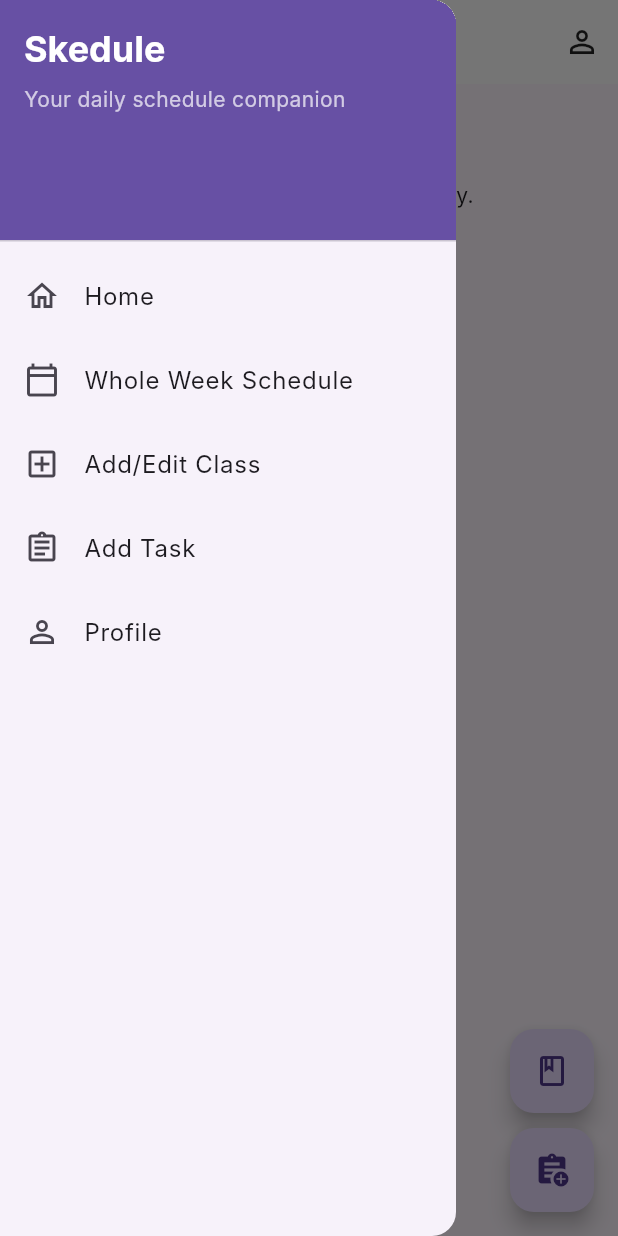
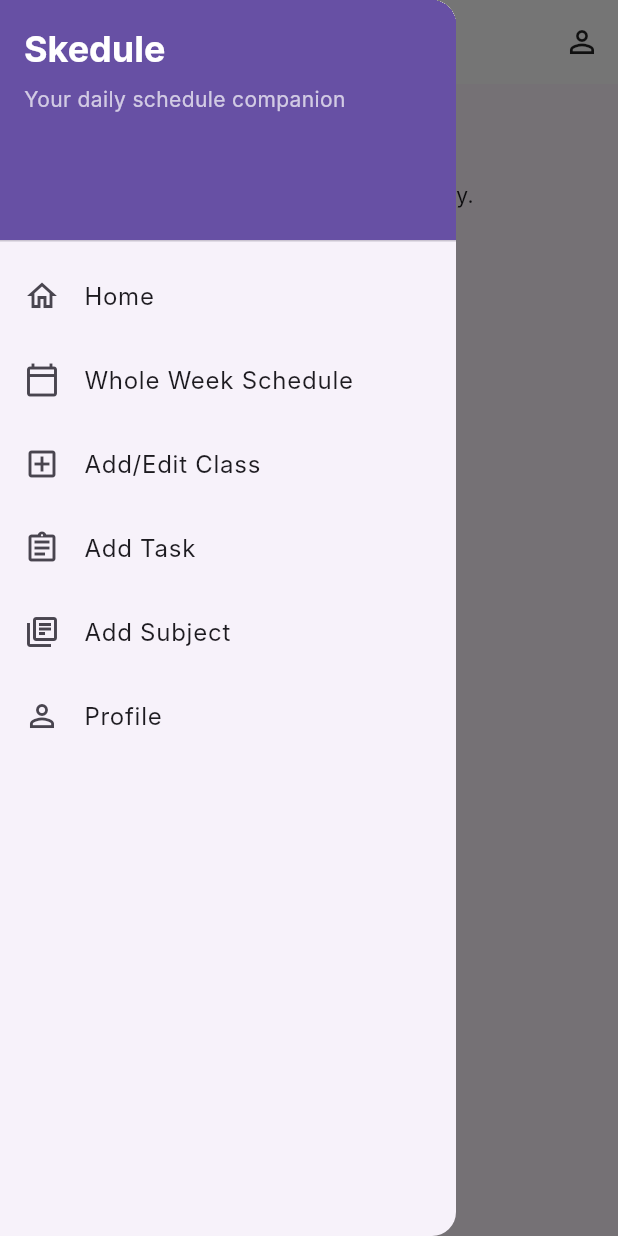
Before and after one commit to imanmysarah3108/skedule3, a Flutter app: the HomePage screen opened by its route, with the side drawer open, on a phone screen of 412 x 824 dp. Run offline on Flutter 3.47's test engine with Material 3 defaults, Android fonts, the phone set to English and light mode, and no system bars; our stand-ins replace supabase_flutter; accounts and stored records are empty; Roboto replaces fonts that are missing (Inter).

Commit message:
adding add_subject.dart

```diff
--- a/lib/homepage.dart
+++ b/lib/homepage.dart
@@ -1,6 +1,7 @@
 // --- Home Page ---
 import 'package:flutter/material.dart';
 import 'package:intl/intl.dart';
+import 'package:skedule3/SubFabButton.dart';
 import 'package:skedule3/main.dart';
 
 class HomePage extends StatefulWidget {
@@ -10,14 +11,45 @@ class HomePage extends StatefulWidget {
   State<HomePage> createState() => _HomePageState();
 }
 
-class _HomePageState extends State<HomePage> {
+class _HomePageState extends State<HomePage> with SingleTickerProviderStateMixin {
   late Future<List<Class>> _todayClassesFuture;
   late Future<List<Assignment>> _upcomingTasksFuture;
+
+  // For the custom FAB animation
+  late AnimationController _animationController;
+  late Animation<double> _expandAnimation;
+  bool _isFabExpanded = false;
 
   @override
   void initState() {
     super.initState();
     _fetchData();
+
+    _animationController = AnimationController(
+      vsync: this,
+      duration: const Duration(milliseconds: 200),
+    );
+    _expandAnimation = CurvedAnimation(
+      parent: _animationController,
+      curve: Curves.easeInOut,
+    );
+  }
+
+  @override
+  void dispose() {
+    _animationController.dispose();
+    super.dispose();
+  }
+
+  void _toggleFabExpansion() {
+    setState(() {
+      _isFabExpanded = !_isFabExpanded;
+      if (_isFabExpanded) {
+        _animationController.forward();
+      } else {
+        _animationController.reverse();
+      }
+    });
   }
 
   Future<void> _fetchData() async {
@@ -141,6 +173,14 @@ class _HomePageState extends State<HomePage> {
               onTap: () {
                 Navigator.pop(context);
                 Navigator.of(context).pushNamed('/add_task');
+              },
+            ),
+             ListTile(
+              leading: const Icon(Icons.library_books_outlined), // Icon for subject
+              title: const Text('Add Subject'), // New menu item for adding subject
+              onTap: () {
+                Navigator.pop(context);
+                Navigator.of(context).pushNamed('/add_subject');
               },
             ),
             ListTile(
@@ -292,7 +332,7 @@ class _HomePageState extends State<HomePage> {
                                   ),
                                 ),
                                 Text(
-                                  'Due: ${DateFormat('MMM dd, yyyy').format(task.dueDate)}',
+                                  'Due: ${DateFormat('MMM dd, yyyy').format(task.dueDate)}', // Corrected format for year
                                   style: Theme.of(context).textTheme.bodySmall?.copyWith(
                                         color: Colors.grey,
                                       ),
@@ -329,22 +369,66 @@ class _HomePageState extends State<HomePage> {
         ),
       ),
       floatingActionButton: Column(
-        mainAxisAlignment: MainAxisAlignment.end,
+        mainAxisSize: MainAxisSize.min, // Make column take minimum space
         children: [
+          // Sub-FABs, animated based on _isFabExpanded
+          AnimatedOpacity(
+            opacity: _isFabExpanded ? 1.0 : 0.0,
+            duration: const Duration(milliseconds: 200),
+            child: IgnorePointer( // Prevent taps when not visible
+              ignoring: !_isFabExpanded,
+              child: Column(
+                mainAxisSize: MainAxisSize.min,
+                children: [
+                  SubFabButton(
+                    icon: Icons.class_outlined,
+                    label: 'Add Class',
+                    onTap: () {
+                      _toggleFabExpansion(); // Close FABs
+                      Navigator.of(context).pushNamed('/add_edit_class');
+                    },
+                    backgroundColor: Theme.of(context).colorScheme.secondary,
+                    foregroundColor: Colors.white,
+                  ),
+                  const SizedBox(height: 10),
+                  SubFabButton(
+                    icon: Icons.library_books_outlined,
+                    label: 'Add Subject',
+                    onTap: () {
+                      _toggleFabExpansion(); // Close FABs
+                      Navigator.of(context).pushNamed('/add_subject');
+                    },
+                    backgroundColor: Theme.of(context).colorScheme.secondary,
+                    foregroundColor: Colors.white,
+                  ),
+                  const SizedBox(height: 10),
+                  SubFabButton(
+                    icon: Icons.assignment_add,
+                    label: 'Add Task',
+                    onTap: () {
+                      _toggleFabExpansion(); // Close FABs
+                      Navigator.of(context).pushNamed('/add_task');
+                    },
+                    backgroundColor: Theme.of(context).colorScheme.secondary,
+                    foregroundColor: Colors.white,
+                  ),
+                  const SizedBox(height: 10), // Space between last sub-FAB and main FAB
+                ],
+              ),
+            ),
+          ),
+          // Main FAB
           FloatingActionButton(
-            heroTag: 'addClass',
-            onPressed: () {
-              Navigator.of(context).pushNamed('/add_edit_class');
-            },
-            child: const Icon(Icons.class_outlined),
-          ),
-          const SizedBox(height: 10),
-          FloatingActionButton(
-            heroTag: 'addTask',
-            onPressed: () {
-              Navigator.of(context).pushNamed('/add_task');
-            },
-            child: const Icon(Icons.assignment_add),
+            onPressed: _toggleFabExpansion,
+            child: AnimatedBuilder(
+              animation: _animationController,
+              builder: (context, child) {
+                return Transform.rotate(
+                  angle: _animationController.value * 0.75 * 3.1415926535, // Rotate 135 degrees (0.75 * pi)
+                  child: Icon(_isFabExpanded ? Icons.close : Icons.add),
+                );
+              },
+            ),
           ),
         ],
       ),
--- a/lib/main.dart
+++ b/lib/main.dart
@@ -1,5 +1,6 @@
 // main.dart
 import 'package:flutter/material.dart';
+import 'package:skedule3/add_subject.dart';
 import 'package:skedule3/add_task.dart';
 import 'package:skedule3/edit_class.dart';
 import 'package:skedule3/homepage.dart';
@@ -164,6 +165,7 @@ void initState() {
         '/add_edit_class': (context) => const AddEditClassPage(),
         '/add_task': (context) => const AddTaskPage(),
         '/profile': (context) => const ProfilePage(),
+        '/add_subject': (context) => const AddSubjectPage(),
       },
     );
   }
--- a/pubspec.yaml
+++ b/pubspec.yaml
@@ -30,6 +30,7 @@ environment:
 dependencies:
   flutter:
     sdk: flutter
+  flutter_speed_dial: ^7.0.0
 
   # The following adds the Cupertino Icons font to your application.
   # Use with the CupertinoIcons class for iOS style icons.
```
Also changed, not shown: lib/SubFabButton.dart (added, +60 -0 lines), lib/add_subject.dart (added, +169 -0 lines), pubspec.lock.
